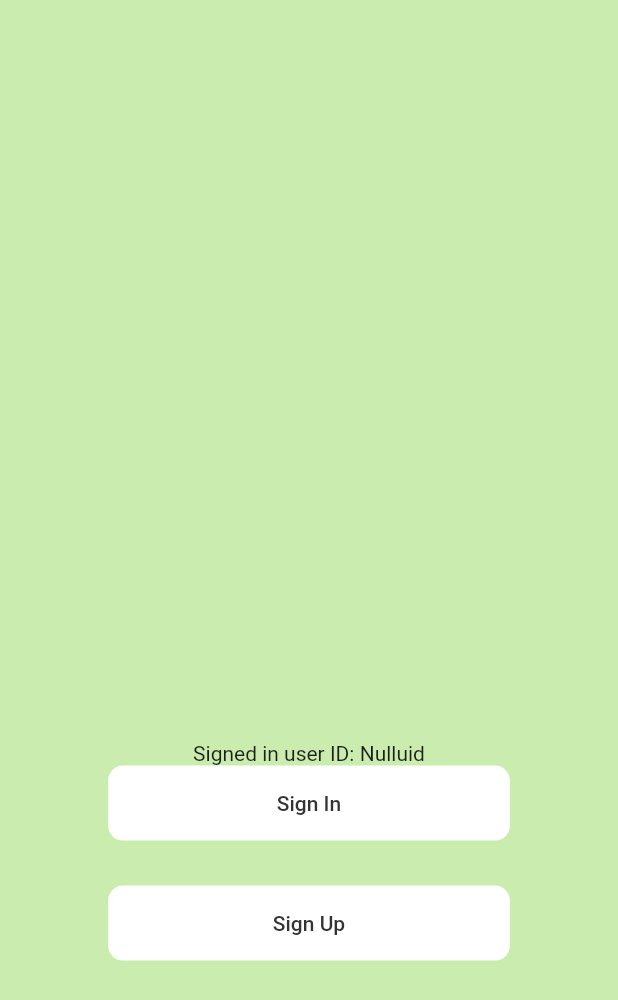
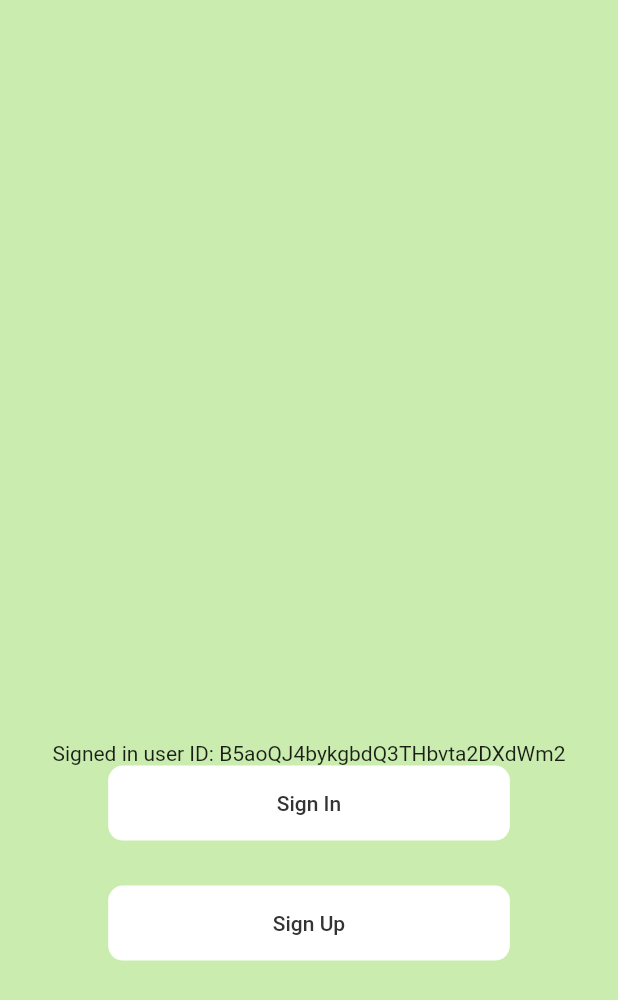
Before and after one commit to EdwinShiu/HackUST-fakeust, a Flutter app: the StartupPage screen opened directly, on a phone screen of 412 x 824 dp. Shown: the top 1000 px of the screen. Run offline on Flutter 3.47's test engine with Material 2 defaults, Android fonts, the phone set to English and light mode, and no system bars; our stand-ins replace carousel_slider, cloud_firestore, firebase_auth, firebase_core, firebase_storage, geolocator and 6 more; missing offline and left inert: loading_animations, network_to_file_image; accounts and stored records are empty.

Commit message:
Fixed errors

```diff
--- a/lib/states/currentUser.dart
+++ b/lib/states/currentUser.dart
@@ -3,9 +3,9 @@ import 'package:firebase_auth/firebase_auth.dart';
 import 'package:cloud_firestore/cloud_firestore.dart';
 
 class CurrentUser extends ChangeNotifier {
-  String _uid = 'Nulluid';
-  String _username = 'Nullusername';
-  String _email = 'Nullemail';
+  String _uid = 'B5aoQJ4bykgbdQ3THbvta2DXdWm2';
+  String _username = 'testname';
+  String _email = 'test@gmail.com';
 
   String get getUid => _uid;
 
```
Also changed, not shown: lib/Pages/SocialMediaPage/SocialMediaPage.dart (+5 -2 lines), 2 other files.
